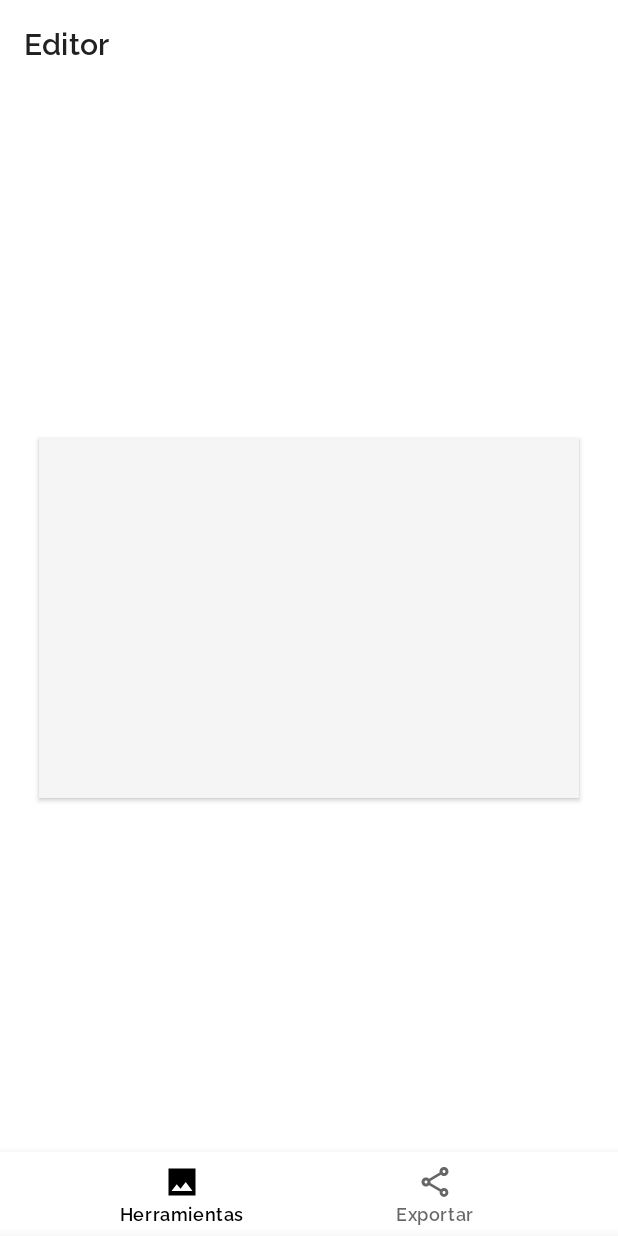
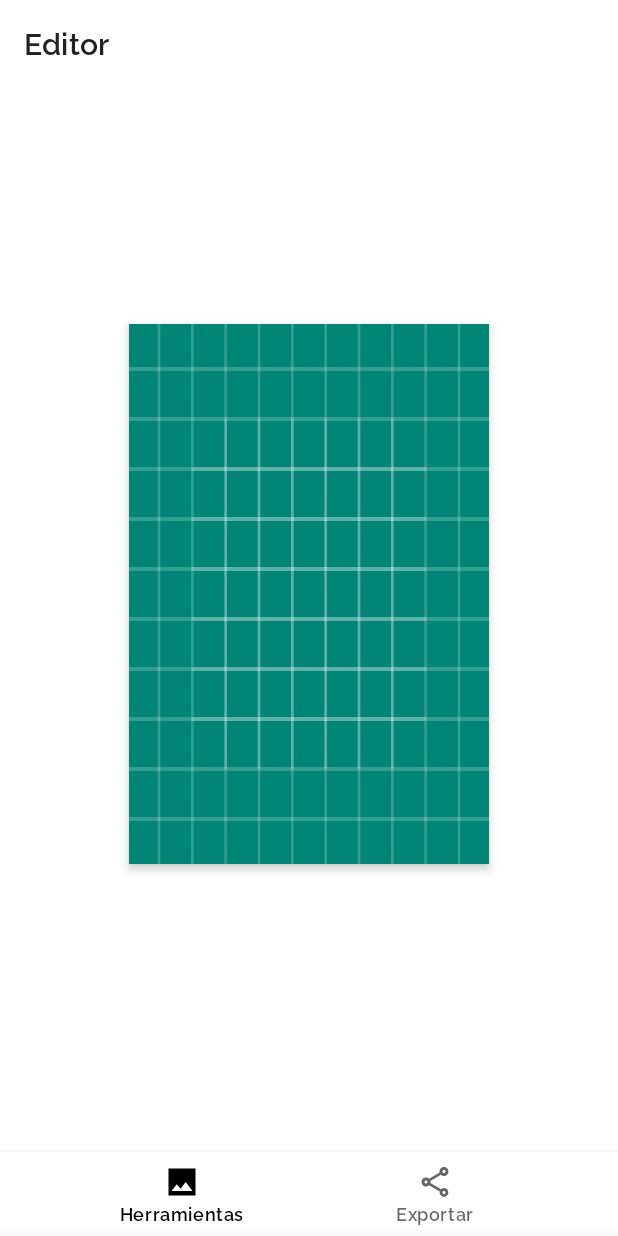
Before and after one commit to serbelga/Pixel-Lab, an Android app: the EditorFragment screen opened through its navigation route, on a phone screen of 412 x 824 dp. Run offline under Robolectric (Android 15) with nearby library versions, the phone set to English and light mode, and no system bars; Roboto replaces fonts that are not available here.

Commit message:
Size of editable image view

```diff
--- a/app/src/main/res/drawable/canvas.xml
+++ b/app/src/main/res/drawable/canvas.xml
@@ -1,6 +1,6 @@
 <?xml version="1.0" encoding="utf-8"?>
 <shape xmlns:android="http://schemas.android.com/apk/res/android">
     <stroke android:width="1dp"
-            android:color="#757575"/>
+            android:color="#cfd8dc"/>
     <solid android:color="@color/white"/>
 </shape>
--- /dev/null
+++ b/app/src/main/res/drawable/ic_launcher_background_size.xml
@@ -0,0 +1,74 @@
+<?xml version="1.0" encoding="utf-8"?>
+<vector
+    android:height="360dp"
+    android:width="240dp"
+    android:viewportHeight="108"
+    android:viewportWidth="108"
+    xmlns:android="http://schemas.android.com/apk/res/android">
+    <path android:fillColor="#008577"
+          android:pathData="M0,0h108v108h-108z"/>
+    <path android:fillColor="#00000000" android:pathData="M9,0L9,108"
+          android:strokeColor="#33FFFFFF" android:strokeWidth="0.8"/>
+    <path android:fillColor="#00000000" android:pathData="M19,0L19,108"
+          android:strokeColor="#33FFFFFF" android:strokeWidth="0.8"/>
+    <path android:fillColor="#00000000" android:pathData="M29,0L29,108"
+          android:strokeColor="#33FFFFFF" android:strokeWidth="0.8"/>
+    <path android:fillColor="#00000000" android:pathData="M39,0L39,108"
+          android:strokeColor="#33FFFFFF" android:strokeWidth="0.8"/>
+    <path android:fillColor="#00000000" android:pathData="M49,0L49,108"
+          android:strokeColor="#33FFFFFF" android:strokeWidth="0.8"/>
+    <path android:fillColor="#00000000" android:pathData="M59,0L59,108"
+          android:strokeColor="#33FFFFFF" android:strokeWidth="0.8"/>
+    <path android:fillColor="#00000000" android:pathData="M69,0L69,108"
+          android:strokeColor="#33FFFFFF" android:strokeWidth="0.8"/>
+    <path android:fillColor="#00000000" android:pathData="M79,0L79,108"
+          android:strokeColor="#33FFFFFF" android:strokeWidth="0.8"/>
+    <path android:fillColor="#00000000" android:pathData="M89,0L89,108"
+          android:strokeColor="#33FFFFFF" android:strokeWidth="0.8"/>
+    <path android:fillColor="#00000000" android:pathData="M99,0L99,108"
+          android:strokeColor="#33FFFFFF" android:strokeWidth="0.8"/>
+    <path android:fillColor="#00000000" android:pathData="M0,9L108,9"
+          android:strokeColor="#33FFFFFF" android:strokeWidth="0.8"/>
+    <path android:fillColor="#00000000" android:pathData="M0,19L108,19"
+          android:strokeColor="#33FFFFFF" android:strokeWidth="0.8"/>
+    <path android:fillColor="#00000000" android:pathData="M0,29L108,29"
+          android:strokeColor="#33FFFFFF" android:strokeWidth="0.8"/>
+    <path android:fillColor="#00000000" android:pathData="M0,39L108,39"
+          android:strokeColor="#33FFFFFF" android:strokeWidth="0.8"/>
+    <path android:fillColor="#00000000" android:pathData="M0,49L108,49"
+          android:strokeColor="#33FFFFFF" android:strokeWidth="0.8"/>
+    <path android:fillColor="#00000000" android:pathData="M0,59L108,59"
+          android:strokeColor="#33FFFFFF" android:strokeWidth="0.8"/>
+    <path android:fillColor="#00000000" android:pathData="M0,69L108,69"
+          android:strokeColor="#33FFFFFF" android:strokeWidth="0.8"/>
+    <path android:fillColor="#00000000" android:pathData="M0,79L108,79"
+          android:strokeColor="#33FFFFFF" android:strokeWidth="0.8"/>
+    <path android:fillColor="#00000000" android:pathData="M0,89L108,89"
+          android:strokeColor="#33FFFFFF" android:strokeWidth="0.8"/>
+    <path android:fillColor="#00000000" android:pathData="M0,99L108,99"
+          android:strokeColor="#33FFFFFF" android:strokeWidth="0.8"/>
+    <path android:fillColor="#00000000" android:pathData="M19,29L89,29"
+          android:strokeColor="#33FFFFFF" android:strokeWidth="0.8"/>
+    <path android:fillColor="#00000000" android:pathData="M19,39L89,39"
+          android:strokeColor="#33FFFFFF" android:strokeWidth="0.8"/>
+    <path android:fillColor="#00000000" android:pathData="M19,49L89,49"
+          android:strokeColor="#33FFFFFF" android:strokeWidth="0.8"/>
+    <path android:fillColor="#00000000" android:pathData="M19,59L89,59"
+          android:strokeColor="#33FFFFFF" android:strokeWidth="0.8"/>
+    <path android:fillColor="#00000000" android:pathData="M19,69L89,69"
+          android:strokeColor="#33FFFFFF" android:strokeWidth="0.8"/>
+    <path android:fillColor="#00000000" android:pathData="M19,79L89,79"
+          android:strokeColor="#33FFFFFF" android:strokeWidth="0.8"/>
+    <path android:fillColor="#00000000" android:pathData="M29,19L29,89"
+          android:strokeColor="#33FFFFFF" android:strokeWidth="0.8"/>
+    <path android:fillColor="#00000000" android:pathData="M39,19L39,89"
+          android:strokeColor="#33FFFFFF" android:strokeWidth="0.8"/>
+    <path android:fillColor="#00000000" android:pathData="M49,19L49,89"
+          android:strokeColor="#33FFFFFF" android:strokeWidth="0.8"/>
+    <path android:fillColor="#00000000" android:pathData="M59,19L59,89"
+          android:strokeColor="#33FFFFFF" android:strokeWidth="0.8"/>
+    <path android:fillColor="#00000000" android:pathData="M69,19L69,89"
+          android:strokeColor="#33FFFFFF" android:strokeWidth="0.8"/>
+    <path android:fillColor="#00000000" android:pathData="M79,19L79,89"
+          android:strokeColor="#33FFFFFF" android:strokeWidth="0.8"/>
+</vector>
--- a/app/src/main/res/layout/fragment_editor.xml
+++ b/app/src/main/res/layout/fragment_editor.xml
@@ -8,21 +8,23 @@
 
     <androidx.constraintlayout.widget.ConstraintLayout
             android:layout_width="match_parent"
-            android:layout_height="match_parent">
+            android:layout_height="match_parent" android:paddingBottom="64dp" android:paddingTop="32dp"
+            android:paddingEnd="8dp" android:paddingStart="8dp">
 
         <FrameLayout
-                android:elevation="2dp"
+                android:elevation="4dp"
                 android:background="@drawable/canvas"
-                android:layout_width="360dp" android:layout_height="240dp" app:layout_constraintEnd_toEndOf="parent"
-                android:layout_marginEnd="8dp" app:layout_constraintStart_toStartOf="parent"
-                android:layout_marginStart="8dp" android:layout_marginTop="8dp"
-                app:layout_constraintTop_toTopOf="parent" android:layout_marginBottom="8dp"
-                app:layout_constraintBottom_toBottomOf="parent">
+                app:layout_constraintEnd_toEndOf="parent"
+                android:layout_marginEnd="16dp" app:layout_constraintStart_toStartOf="parent"
+                android:layout_marginStart="16dp" android:layout_marginTop="64dp"
+                app:layout_constraintTop_toTopOf="parent" android:layout_marginBottom="64dp"
+                app:layout_constraintBottom_toBottomOf="parent"
+                android:layout_width="wrap_content" android:layout_height="wrap_content">
             <com.example.sergiobelda.photoeditor.editableimageview.EditableImageView
-                    android:layout_width="match_parent"
-                    android:layout_height="match_parent"
-                    android:src="@color/whiteDark"
-                    android:id="@+id/myImageView"/>
+                    android:scaleType="centerInside"
+                    android:layout_width="wrap_content"
+                    android:layout_height="wrap_content"
+                    android:id="@+id/myImageView" android:src="@drawable/ic_launcher_background_size"/>
         </FrameLayout>
     </androidx.constraintlayout.widget.ConstraintLayout>
 
```
